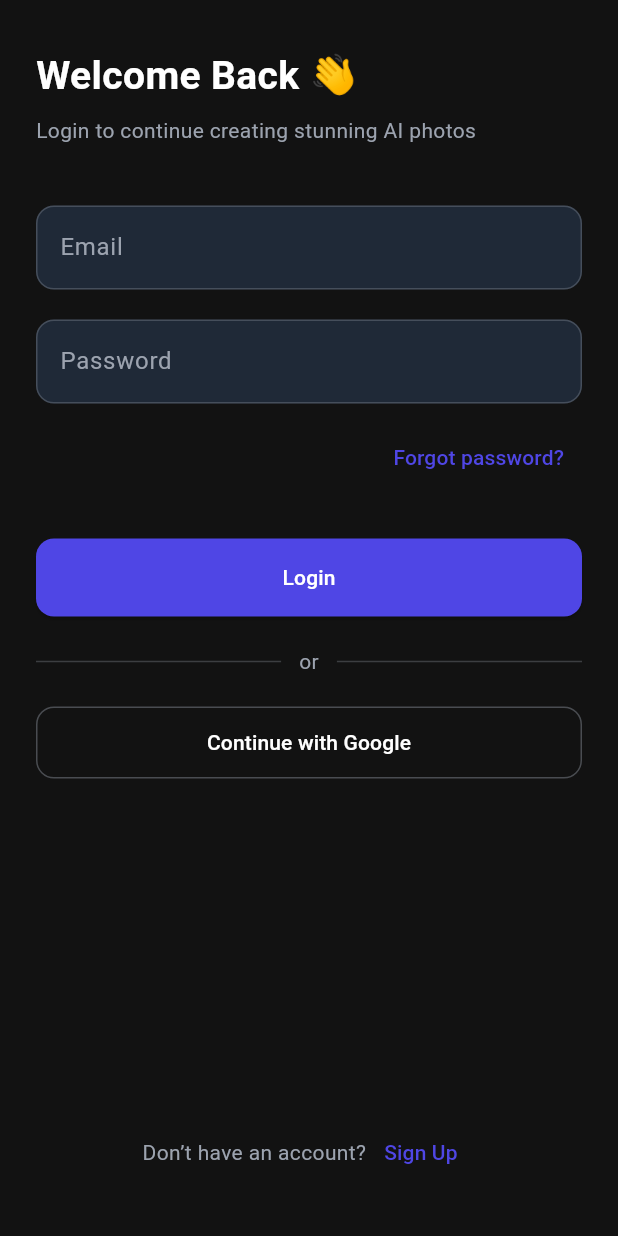
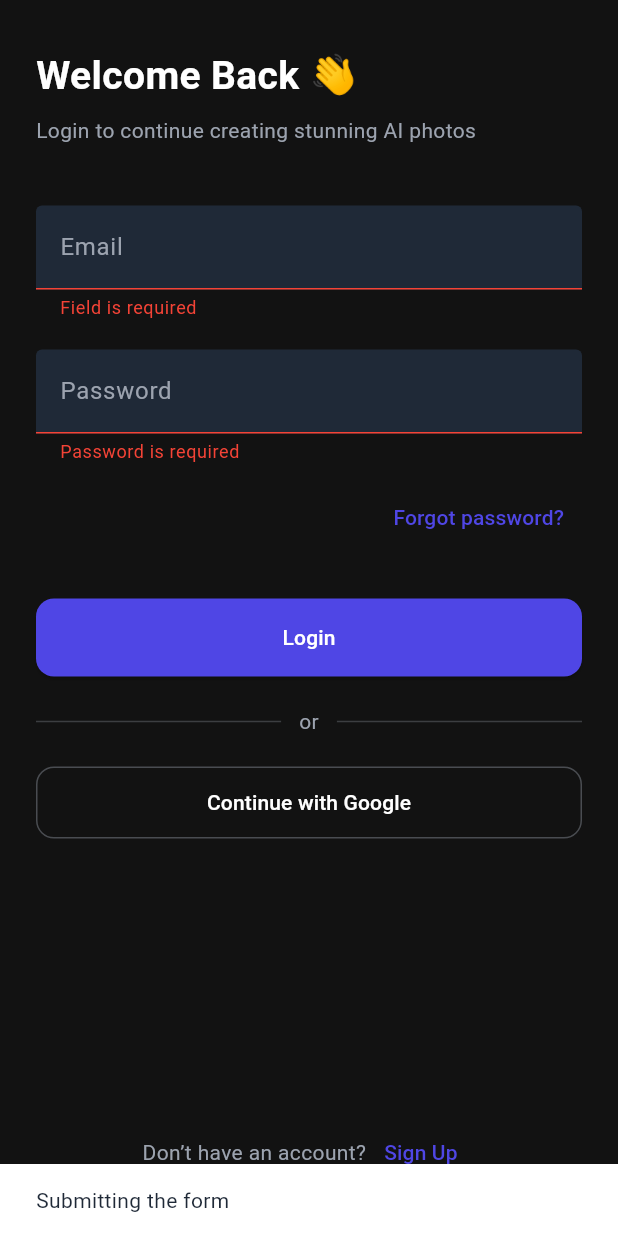
Before and after one commit to crindalwalt/smile.ai, a Flutter app: the LoginScreen screen opened directly, after a tap on "Login", on a phone screen of 412 x 824 dp. Run offline on Flutter 3.47's test engine with Material 3 defaults, Android fonts, the phone set to English and light mode, and no system bars; our stand-ins replace email_validator, google_fonts.

Commit message:
form validation started

```diff
--- a/lib/views/pages/login.dart
+++ b/lib/views/pages/login.dart
@@ -1,3 +1,4 @@
+import 'package:email_validator/email_validator.dart';
 import 'package:flutter/material.dart';
 import 'package:smile_ai/views/pages/email_verification.dart';
 import 'package:smile_ai/views/pages/register.dart';
@@ -9,12 +10,15 @@ class LoginScreen extends StatelessWidget {
 
   TextEditingController _passwordController = TextEditingController();
 
-  void submitLoginForm() {
+  void submitLoginForm({required BuildContext context}) {
     print("form is being submitted ...");
-
+    ScaffoldMessenger.of(
+      context,
+    ).showSnackBar(SnackBar(content: Text("Submitting the form")));
     // submit the form
     if (_formKey.currentState!.validate()) {
       print("form is submitted");
+
       print("Email: ${_emailController.text}");
 
       print("password: ${_passwordController.text}");
@@ -54,6 +58,15 @@ class LoginScreen extends StatelessWidget {
                 // Email Field
                 TextFormField(
                   controller: _emailController,
+                  validator: (value) {
+                    if (value == null || value.isEmpty) {
+                      return "Field is required";
+                    }
+                    if (!EmailValidator.validate(value)) {
+                      return "Email is invalid";
+                    }
+                    return null;
+                  },
                   style: TextStyle(color: colors.onSurface),
                   decoration: InputDecoration(
                     labelText: "Email",
@@ -79,6 +92,38 @@ class LoginScreen extends StatelessWidget {
                 // Password Field
                 TextFormField(
                   controller: _passwordController,
+                  validator: (value) {
+                    if (value == null || value.isEmpty) {
+                      return "Password is required";
+                    }
+
+                    if (value.length < 8) {
+                      return "Password should be 8 characters";
+                    }
+                    // At least one uppercase letter
+                    if (!RegExp(r'^(?=.*[A-Z])').hasMatch(value)) {
+                      return "Password must contain at least one uppercase letter";
+                    }
+
+                    // At least one lowercase letter
+                    if (!RegExp(r'^(?=.*[a-z])').hasMatch(value)) {
+                      return "Password must contain at least one lowercase letter";
+                    }
+
+                    // At least one number
+                    if (!RegExp(r'^(?=.*\d)').hasMatch(value)) {
+                      return "Password must contain at least one number";
+                    }
+
+                    // At least one special character
+                    if (!RegExp(
+                      r'^(?=.*[!@#$%^&*(),.?":{}|<>])',
+                    ).hasMatch(value)) {
+                      return "Password must contain at least one special character";
+                    }
+
+                    return null;
+                  },
                   style: TextStyle(color: colors.onSurface),
                   decoration: InputDecoration(
                     labelText: "Password",
@@ -119,7 +164,9 @@ class LoginScreen extends StatelessWidget {
                 SizedBox(
                   width: double.infinity,
                   child: ElevatedButton(
-                    onPressed: submitLoginForm,
+                    onPressed: () {
+                      submitLoginForm(context: context);
+                    },
                     style: ElevatedButton.styleFrom(
                       backgroundColor: colors.primary,
                       foregroundColor: colors.onPrimary,
--- a/pubspec.yaml
+++ b/pubspec.yaml
@@ -36,6 +36,7 @@ dependencies:
   cupertino_icons: ^1.0.8
   google_fonts: ^6.3.0
   provider: ^6.1.5+1
+  email_validator: ^3.0.0
 
 dev_dependencies:
   flutter_test:
```
Also changed, not shown: pubspec.lock.
